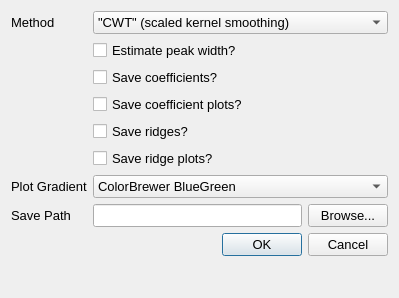
Qt form GUI/Analysis/peakfindingdialog.ui (VespucciProject/Vespucci) before a commit.
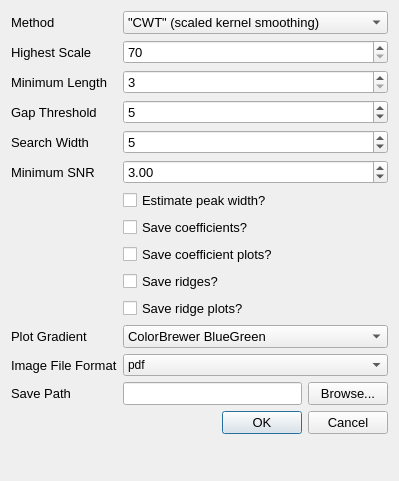
The same form after that commit.

```diff
--- a/GUI/Analysis/peakfindingdialog.ui
+++ b/GUI/Analysis/peakfindingdialog.ui
@@ -7,7 +7,7 @@
     <x>0</x>
     <y>0</y>
     <width>399</width>
-    <height>298</height>
+    <height>481</height>
    </rect>
   </property>
   <property name="windowTitle">
@@ -40,7 +40,106 @@
      </item>
     </widget>
    </item>
+   <item row="1" column="0">
+    <widget class="QLabel" name="label_4">
+     <property name="font">
+      <font>
+       <pointsize>10</pointsize>
+      </font>
+     </property>
+     <property name="text">
+      <string>Highest Scale</string>
+     </property>
+    </widget>
+   </item>
    <item row="1" column="1">
+    <widget class="QSpinBox" name="scaleSpinBox">
+     <property name="font">
+      <font>
+       <pointsize>10</pointsize>
+      </font>
+     </property>
+     <property name="minimum">
+      <number>70</number>
+     </property>
+     <property name="maximum">
+      <number>200</number>
+     </property>
+    </widget>
+   </item>
+   <item row="2" column="0">
+    <widget class="QLabel" name="label_5">
+     <property name="font">
+      <font>
+       <pointsize>10</pointsize>
+      </font>
+     </property>
+     <property name="text">
+      <string>Minimum Length</string>
+     </property>
+    </widget>
+   </item>
+   <item row="2" column="1">
+    <widget class="QSpinBox" name="lengthSpinBox">
+     <property name="font">
+      <font>
+       <pointsize>10</pointsize>
+      </font>
+     </property>
+     <property name="minimum">
+      <number>3</number>
+     </property>
+    </widget>
+   </item>
+   <item row="4" column="0">
+    <widget class="QLabel" name="label_6">
+     <property name="font">
+      <font>
+       <pointsize>10</pointsize>
+      </font>
+     </property>
+     <property name="text">
+      <string>Search Width</string>
+     </property>
+    </widget>
+   </item>
+   <item row="4" column="1">
+    <widget class="QSpinBox" name="searchSpinBox">
+     <property name="font">
+      <font>
+       <pointsize>10</pointsize>
+      </font>
+     </property>
+     <property name="value">
+      <number>5</number>
+     </property>
+    </widget>
+   </item>
+   <item row="5" column="0">
+    <widget class="QLabel" name="label_7">
+     <property name="font">
+      <font>
+       <pointsize>10</pointsize>
+      </font>
+     </property>
+     <property name="text">
+      <string>Minimum SNR</string>
+     </property>
+    </widget>
+   </item>
+   <item row="5" column="1">
+    <widget class="QDoubleSpinBox" name="noiseDoubleSpinBox">
+     <property name="font">
+      <font>
+       <pointsize>10</pointsize>
+      </font>
+     </property>
+     <property name="value">
+      <double>3.000000000000000</double>
+     </property>
+    </widget>
+   </item>
+   <item row="6" column="1">
     <widget class="QCheckBox" name="widthCheckBox">
      <property name="font">
       <font>
@@ -52,7 +151,7 @@
      </property>
     </widget>
    </item>
-   <item row="3" column="1">
+   <item row="8" column="1">
     <widget class="QCheckBox" name="coefCheckBox">
      <property name="font">
       <font>
@@ -64,7 +163,7 @@
      </property>
     </widget>
    </item>
-   <item row="5" column="1">
+   <item row="10" column="1">
     <widget class="QCheckBox" name="coefPlotCheckBox">
      <property name="font">
       <font>
@@ -76,7 +175,7 @@
      </property>
     </widget>
    </item>
-   <item row="7" column="1">
+   <item row="12" column="1">
     <widget class="QCheckBox" name="ridgeCheckBox">
      <property name="font">
       <font>
@@ -88,7 +187,7 @@
      </property>
     </widget>
    </item>
-   <item row="8" column="1">
+   <item row="13" column="1">
     <widget class="QCheckBox" name="ridgePlotCheckBox">
      <property name="font">
       <font>
@@ -100,62 +199,19 @@
      </property>
     </widget>
    </item>
-   <item row="10" column="0">
-    <widget class="QLabel" name="label_2">
+   <item row="14" column="0">
+    <widget class="QLabel" name="label_3">
      <property name="font">
       <font>
        <pointsize>10</pointsize>
       </font>
      </property>
      <property name="text">
-      <string>Save Path</string>
+      <string>Plot Gradient</string>
      </property>
     </widget>
    </item>
-   <item row="10" column="1">
-    <layout class="QHBoxLayout" name="horizontalLayout">
-     <item>
-      <widget class="QLineEdit" name="directoryLineEdit">
-       <property name="enabled">
-        <bool>true</bool>
-       </property>
-       <property name="font">
-        <font>
-         <pointsize>10</pointsize>
-        </font>
-       </property>
-      </widget>
-     </item>
-     <item>
-      <widget class="QPushButton" name="browseButton">
-       <property name="font">
-        <font>
-         <pointsize>10</pointsize>
-        </font>
-       </property>
-       <property name="text">
-        <string>Browse...</string>
-       </property>
-      </widget>
-     </item>
-    </layout>
-   </item>
-   <item row="12" column="1">
-    <widget class="QDialogButtonBox" name="buttonBox">
-     <property name="font">
-      <font>
-       <pointsize>10</pointsize>
-      </font>
-     </property>
-     <property name="orientation">
-      <enum>Qt::Horizontal</enum>
-     </property>
-     <property name="standardButtons">
-      <set>QDialogButtonBox::Cancel|QDialogButtonBox::Ok</set>
-     </property>
-    </widget>
-   </item>
-   <item row="9" column="1">
+   <item row="14" column="1">
     <widget class="QComboBox" name="gradientComboBox">
      <property name="font">
       <font>
@@ -365,18 +421,126 @@
      </item>
     </widget>
    </item>
-   <item row="9" column="0">
-    <widget class="QLabel" name="label_3">
+   <item row="16" column="0">
+    <widget class="QLabel" name="label_2">
      <property name="font">
       <font>
        <pointsize>10</pointsize>
       </font>
      </property>
      <property name="text">
-      <string>Plot Gradient</string>
+      <string>Save Path</string>
      </property>
     </widget>
    </item>
+   <item row="16" column="1">
+    <layout class="QHBoxLayout" name="horizontalLayout">
+     <item>
+      <widget class="QLineEdit" name="directoryLineEdit">
+       <property name="enabled">
+        <bool>true</bool>
+       </property>
+       <property name="font">
+        <font>
+         <pointsize>10</pointsize>
+        </font>
+       </property>
+      </widget>
+     </item>
+     <item>
+      <widget class="QPushButton" name="browseButton">
+       <property name="font">
+        <font>
+         <pointsize>10</pointsize>
+        </font>
+       </property>
+       <property name="text">
+        <string>Browse...</string>
+       </property>
+      </widget>
+     </item>
+    </layout>
+   </item>
+   <item row="18" column="1">
+    <widget class="QDialogButtonBox" name="buttonBox">
+     <property name="font">
+      <font>
+       <pointsize>10</pointsize>
+      </font>
+     </property>
+     <property name="orientation">
+      <enum>Qt::Horizontal</enum>
+     </property>
+     <property name="standardButtons">
+      <set>QDialogButtonBox::Cancel|QDialogButtonBox::Ok</set>
+     </property>
+    </widget>
+   </item>
+   <item row="3" column="0">
+    <widget class="QLabel" name="label_8">
+     <property name="font">
+      <font>
+       <pointsize>10</pointsize>
+      </font>
+     </property>
+     <property name="text">
+      <string>Gap Threshold</string>
+     </property>
+    </widget>
+   </item>
+   <item row="3" column="1">
+    <widget class="QSpinBox" name="gapSpinBox">
+     <property name="font">
+      <font>
+       <pointsize>10</pointsize>
+      </font>
+     </property>
+     <property name="value">
+      <number>5</number>
+     </property>
+    </widget>
+   </item>
+   <item row="15" column="0">
+    <widget class="QLabel" name="label_9">
+     <property name="font">
+      <font>
+       <pointsize>10</pointsize>
+      </font>
+     </property>
+     <property name="text">
+      <string>Image File Format</string>
+     </property>
+    </widget>
+   </item>
+   <item row="15" column="1">
+    <widget class="QComboBox" name="formatComboBox">
+     <item>
+      <property name="text">
+       <string>pdf</string>
+      </property>
+     </item>
+     <item>
+      <property name="text">
+       <string>tif</string>
+      </property>
+     </item>
+     <item>
+      <property name="text">
+       <string>bmp</string>
+      </property>
+     </item>
+     <item>
+      <property name="text">
+       <string>png</string>
+      </property>
+     </item>
+     <item>
+      <property name="text">
+       <string>jpg</string>
+      </property>
+     </item>
+    </widget>
+   </item>
   </layout>
  </widget>
  <resources/>
```
Left out of the diff: 8 changed lines with no effect on the pictures.
